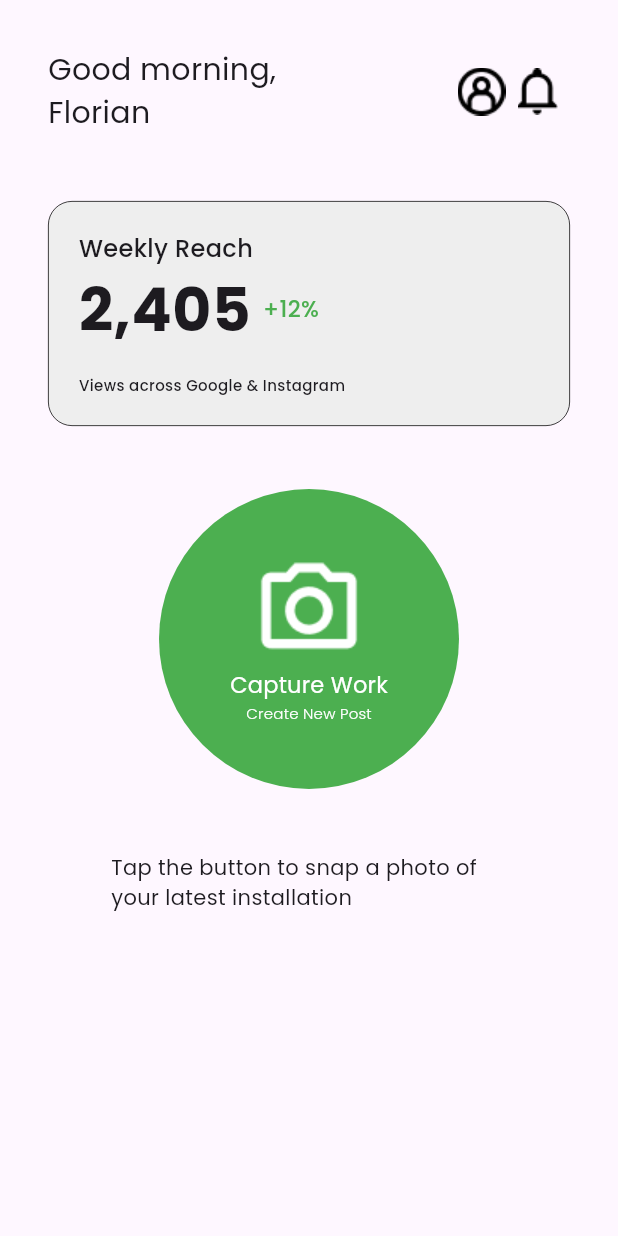
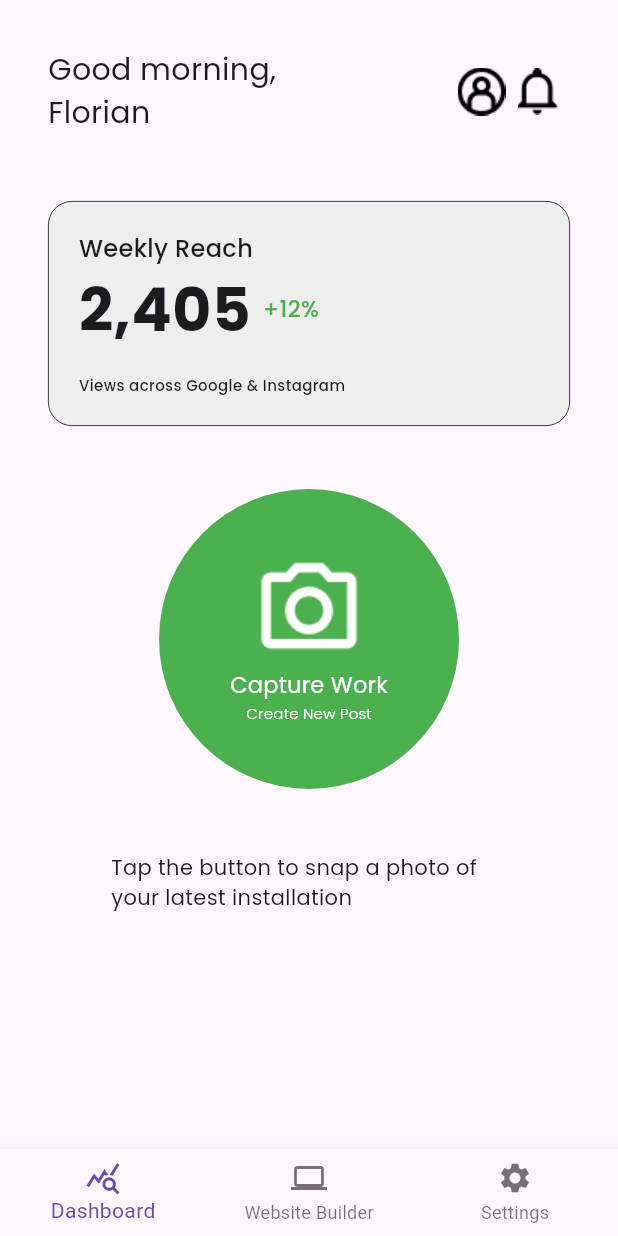
Before and after one commit to abdalla980/Coco-s-Mobile-application, a Flutter app: the Homescreen screen opened directly, on a phone screen of 412 x 824 dp. Run offline on Flutter 3.47's test engine with Material 3 defaults, Android fonts, the phone set to English and light mode, and no system bars; our stand-ins replace google_fonts.

Commit message:
added bottomNavigationBar logic and website building options

```diff
--- /dev/null
+++ b/lib/Dashboard.dart
@@ -0,0 +1,102 @@
+import 'package:cocos_mobile_application/Settings.dart';
+import 'package:cocos_mobile_application/WebsiteMaker/webQuestion1.dart';
+import 'package:flutter/material.dart';
+import 'package:google_fonts/google_fonts.dart';
+
+class DashboardPage extends StatelessWidget {
+  const DashboardPage({super.key});
+
+  @override
+  Widget build(BuildContext context) {
+    return SafeArea(
+      child: Padding(
+        padding: const EdgeInsets.all(32.0),
+        child: Column(
+          children: [
+            Row(
+              children: [
+                Text("Good morning,\nFlorian",
+                    style: GoogleFonts.poppins(fontSize: 20)),
+                const Spacer(),
+                Image.asset("images/pajamas_profile.png"),
+                Padding(
+                  padding: const EdgeInsets.all(8.0),
+                  child: Image.asset("images/Vector.png"),
+                )
+              ],
+            ),
+            const SizedBox(height: 44),
+            Container(
+              padding: const EdgeInsets.all(20),
+              width: double.infinity,
+              height: 150,
+              decoration: BoxDecoration(
+                color: Colors.grey.shade200,
+                borderRadius: BorderRadius.circular(16),
+                border: Border.all(color: Colors.black, width: 0.5),
+              ),
+              child: Column(
+                crossAxisAlignment: CrossAxisAlignment.start,
+                children: [
+                  Text("Weekly Reach",
+                      style: GoogleFonts.poppins(
+                          fontSize: 16, fontWeight: FontWeight.w500)),
+                  Row(
+                    children: [
+                      Text("2,405",
+                          style: GoogleFonts.poppins(
+                              fontSize: 40, fontWeight: FontWeight.bold)),
+                      Padding(
+                        padding: const EdgeInsets.all(8.0),
+                        child: Text("+12%",
+                            style: GoogleFonts.poppins(
+                                fontSize: 15,
+                                fontWeight: FontWeight.w500,
+                                color: Colors.green)),
+                      ),
+                    ],
+                  ),
+                  const Spacer(),
+                  Text("Views across Google & Instagram",
+                      style: GoogleFonts.poppins(
+                          fontSize: 10, fontWeight: FontWeight.w500)),
+                ],
+              ),
+            ),
+            const SizedBox(height: 42),
+            CircleAvatar(
+              radius: 100,
+              backgroundColor: Colors.green,
+              child: Center(
+                child: Column(
+                  mainAxisAlignment: MainAxisAlignment.center,
+                  children: [
+                    Image.asset("images/Camera-icon.png"),
+                    Text("Capture Work",
+                        style: GoogleFonts.poppins(
+                            color: Colors.white,
+                            fontSize: 15,
+                            fontWeight: FontWeight.w400)),
+                    Text("Create New Post",
+                        style: GoogleFonts.poppins(
+                            color: Colors.white,
+                            fontSize: 10,
+                            fontWeight: FontWeight.w300)),
+                  ],
+                ),
+              ),
+            ),
+            Padding(
+              padding: const EdgeInsets.all(42.0),
+              child: Text(
+                "Tap the button to snap a photo of your latest installation",
+                style: GoogleFonts.poppins(
+                    fontSize: 14, fontWeight: FontWeight.w400),
+              ),
+            ),
+          ],
+        ),
+      ),
+    );
+  }
+}
--- a/lib/HomeScreen.dart
+++ b/lib/HomeScreen.dart
@@ -1,92 +1,38 @@
+import 'package:cocos_mobile_application/Dashboard.dart';
+import 'package:cocos_mobile_application/Settings.dart';
+import 'package:cocos_mobile_application/WebsiteMaker/webQuestion1.dart';
 import 'package:flutter/material.dart';
 import 'package:google_fonts/google_fonts.dart';
 
-class Homescreen extends StatelessWidget {
+class Homescreen extends StatefulWidget {
   const Homescreen({super.key});
+
+  @override
+  State<Homescreen> createState() => _HomescreenState();
+}
+
+class _HomescreenState extends State<Homescreen> {
+  int myIndex = 0;
+
+  final List<Widget> pages = const [
+    DashboardPage(),
+    webQuestion1(),
+    Settings(),
+  ];
 
   @override
   Widget build(BuildContext context) {
     return Scaffold(
-      body: Padding(
-        padding: const EdgeInsets.all(32.0),
-        child: Column(
-          children: [
-            Row(
-              children: [
-                Text("Good morning,\nFlorian", style: GoogleFonts.poppins(fontSize: 20)),
-
-                const Spacer(),
-
-                Image.asset("images/pajamas_profile.png"),
-                Padding(
-                  padding: const EdgeInsets.all(8.0),
-                  child: Image.asset("images/Vector.png"),
-                )
-              ],
-            ),
-            const SizedBox(height: 44),
-Container(
-  padding: EdgeInsets.all(20),
-  width: 500,
-  height: 150,
-  decoration: BoxDecoration(
-      color: Colors.grey.shade200,
-      borderRadius: BorderRadius.circular(16),
-      border: Border.all(color: Colors.black, width:0.5)
-  ),
-  child: Column(
-    crossAxisAlignment: CrossAxisAlignment.start,
-children: [
-    Text("Weekly Reach",
-      style: GoogleFonts.poppins(fontSize: 16, fontWeight: FontWeight.w500),
-    ),
-    Row(
-      children: [
-        Text("2,405",
-          style: GoogleFonts.poppins(fontSize: 40, fontWeight: FontWeight.bold),
-        ),
-        Padding(
-          padding: const EdgeInsets.all(8.0),
-          child: Text("+12%",
-            style: GoogleFonts.poppins(fontSize: 15, fontWeight: FontWeight.w500,color: Colors.green),
-          ),
-        ),
-      ],
-    ),
-  const Spacer(),
-
-  Text("Views across Google & Instagram",
-      style: GoogleFonts.poppins(fontSize: 10, fontWeight: FontWeight.w500),
-    ),
-],
-  ),
-),
-            const SizedBox(height: 42),
-
-            CircleAvatar(
-              radius: 100,
-              backgroundColor: Colors.green,
-              child: Center(
-                child: Column(
-                    mainAxisAlignment: MainAxisAlignment.center,
-                    children: [
-                   Image.asset("images/Camera-icon.png"),
-                          Text("Capture Work", style: GoogleFonts.poppins(color: Colors.white, fontSize: 15, fontWeight: FontWeight.w400)),
-                      Text("Create New Post", style: GoogleFonts.poppins(color: Colors.white, fontSize: 10, fontWeight: FontWeight.w300))
-
-                    ]
-                ),
-              )
-            ),
-            Padding(
-              padding: const EdgeInsets.all(42.0),
-              child:
-              Text("Tap the button to snap a photo of your latest installation", style: GoogleFonts.poppins(fontSize: 14,fontWeight: FontWeight.w400),),
-            )
-
-          ],
-        ),
-        ),
+      body: pages[myIndex],
+      bottomNavigationBar: BottomNavigationBar(
+        currentIndex: myIndex,
+        onTap: (index) => setState(() => myIndex = index),
+        items: const [
+          BottomNavigationBarItem(icon: Icon(Icons.query_stats), label: "Dashboard"),
+          BottomNavigationBarItem(icon: Icon(Icons.computer), label: "Website Builder"),
+          BottomNavigationBarItem(icon: Icon(Icons.settings), label: "Settings"),
+        ],
+      ),
     );
   }
 }
--- /dev/null
+++ b/lib/Settings.dart
@@ -0,0 +1,13 @@
+import 'package:flutter/material.dart';
+import 'package:google_fonts/google_fonts.dart';
+
+class Settings extends StatelessWidget {
+  const Settings({super.key});
+
+  @override
+  Widget build(BuildContext context) {
+    return Scaffold(
+      body: Center(child: Text("Settings", style: GoogleFonts.poppins(fontSize: 15,fontWeight: FontWeight.bold),)),
+    );
+  }
+}
```
Also changed, not shown: lib/WebsiteMaker/WebsiteRequested.dart (added, +13 -0 lines), lib/WebsiteMaker/webQuestion1.dart (added, +79 -0 lines), lib/WebsiteMaker/webQuestion2.dart (added, +79 -0 lines), lib/WebsiteMaker/webQuestion3.dart (added, +79 -0 lines).
